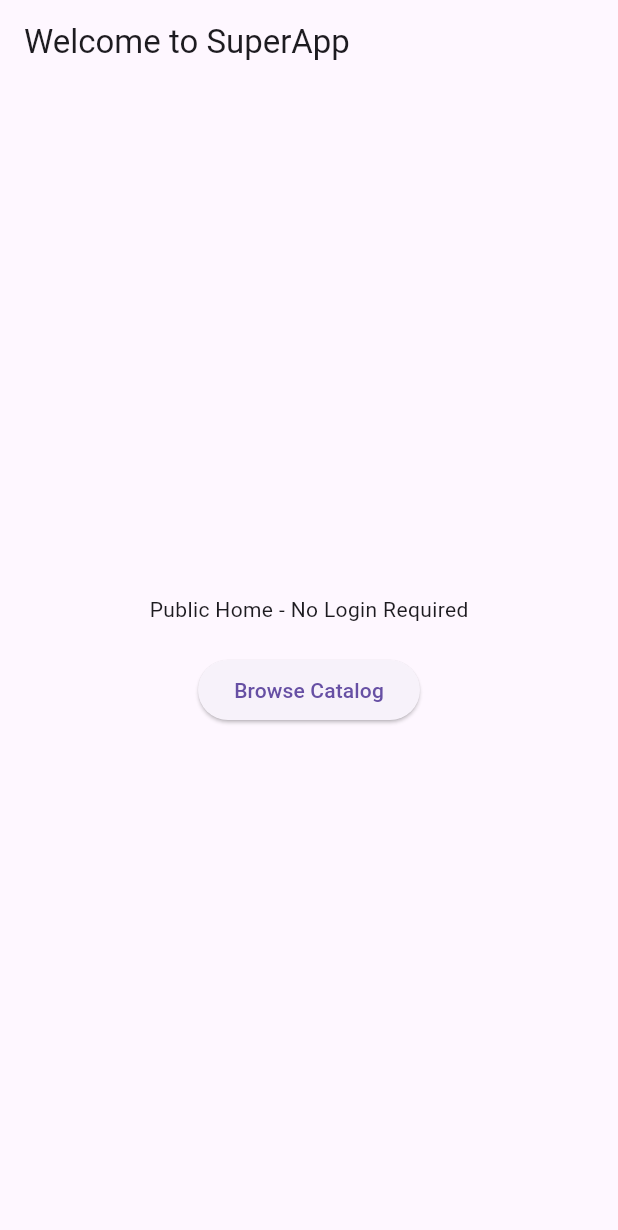
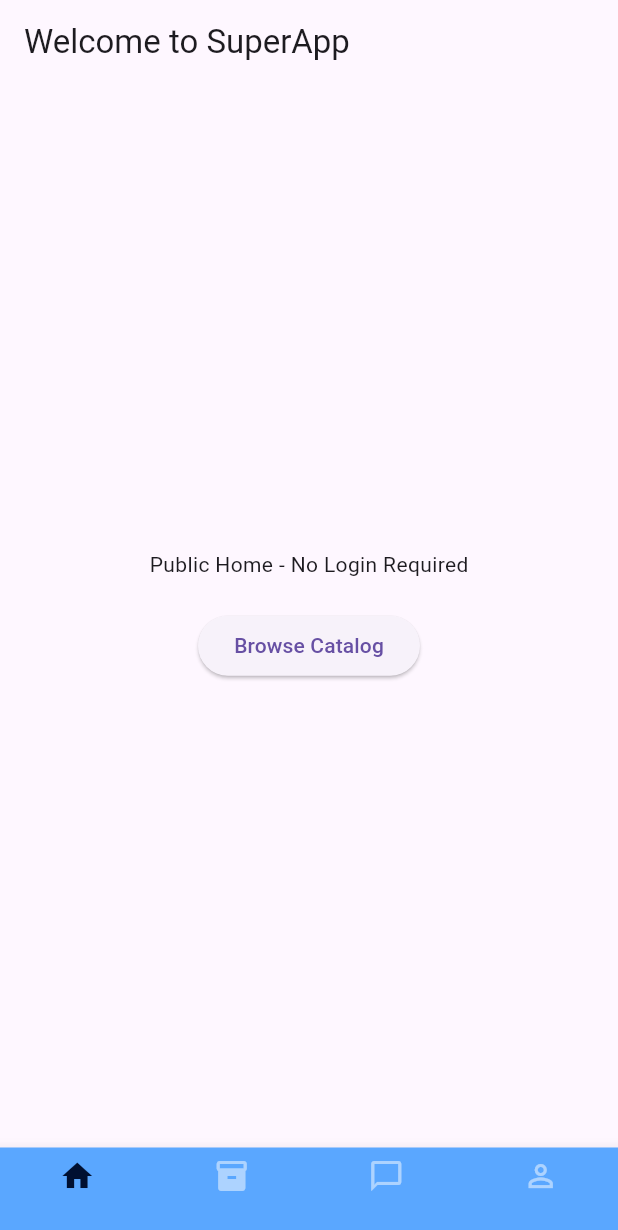
Before and after one commit to suzukifinanceindoensia/sufi-one, a Flutter app: the screen it shows after launch, after a tap on "Browse Catalog", on a phone screen of 412 x 824 dp. Shown: the top 1230 px of the screen. Run offline on Flutter 3.47's test engine with Material 3 defaults, Android fonts, the phone set to English and light mode, and no system bars; our stand-ins replace geolocator, get; missing offline and left inert: installed_apps, onesignal_flutter.

Commit message:
feat: color-constan, navbar

```diff
--- a/lib/app/modules/public/views/home_view.dart
+++ b/lib/app/modules/public/views/home_view.dart
@@ -1,27 +1,79 @@
 import 'package:flutter/material.dart';
 import 'package:get/get.dart';
 
-class PublicHomePage extends StatelessWidget {
+class NavBarColor {
+  static const Color background = Color.fromRGBO(245, 245, 245, 1);
+  static const Color icon = Color.fromRGBO(0, 38, 113, 1); // alpha 1.0 = 100%
+}
+
+class PublicHomePage extends StatefulWidget {
   const PublicHomePage({super.key});
+
+  @override
+  State<PublicHomePage> createState() => _PublicHomePageState();
+}
+
+class _PublicHomePageState extends State<PublicHomePage> {
+  int _currentIndex = 0;
+
+  final List<Widget> _pages = [
+    const HomeContent(),
+    const Center(child: Text('Produk')),
+    const Center(child: Text('Chat')),
+    const Center(child: Text('Akun')),
+  ];
 
   @override
   Widget build(BuildContext context) {
     return Scaffold(
-      appBar: AppBar(title: Text('Welcome to SuperApp')),
-      body: Center(
+      appBar: AppBar(title: const Text('Welcome to SuperApp')),
+      body: _pages[_currentIndex],
+      bottomNavigationBar: BottomNavigationBar(
+        currentIndex: _currentIndex,
+        backgroundColor: const Color.fromARGB(255, 90, 167, 255),
+        selectedItemColor: const Color.fromARGB(255, 0, 16, 49),
+        unselectedItemColor: const Color.fromARGB(
+          255,
+          255,
+          255,
+          255,
+        ).withOpacity(0.5),
+        type: BottomNavigationBarType.fixed,
+        onTap: (index) {
+          setState(() => _currentIndex = index);
+        },
+        items: const [
+          BottomNavigationBarItem(icon: Icon(Icons.home), label: ''),
+          BottomNavigationBarItem(icon: Icon(Icons.inventory_2), label: ''),
+          BottomNavigationBarItem(
+            icon: Icon(Icons.chat_bubble_outline),
+            label: '',
+          ),
+          BottomNavigationBarItem(icon: Icon(Icons.person_outline), label: ''),
+        ],
+      ),
+    );
+  }
+}
+
+class HomeContent extends StatelessWidget {
+  const HomeContent({super.key});
+
+  @override
+  Widget build(BuildContext context) {
+    return Center(
       child: Column(
         mainAxisAlignment: MainAxisAlignment.center,
         children: [
-            Text('Public Home - No Login Required'),
-            SizedBox(height: 20),
+          const Text('Public Home - No Login Required'),
+          const SizedBox(height: 20),
           ElevatedButton(
             onPressed: () {
               Get.toNamed('/public/catalog');
             },
-              child: Text('Browse Catalog'),
+            child: const Text('Browse Catalog'),
           ),
         ],
-        ),
       ),
     );
   }
--- a/lib/app/modules/public/views/splash_view.dart
+++ b/lib/app/modules/public/views/splash_view.dart
@@ -14,7 +14,6 @@ class _SplashPageState extends State<SplashPage> {
   @override
   void initState() {
     super.initState();
-    // Simulate loading delay
     Timer(Duration(seconds: 2), () {
       Get.offNamed(AppRoutes.publicHome);
     });
@@ -23,8 +22,18 @@ class _SplashPageState extends State<SplashPage> {
   @override
   Widget build(BuildContext context) {
     return Scaffold(
-      backgroundColor: Colors.deepPurpleAccent,
-      body: Center(
+      body: Container(
+        decoration: BoxDecoration(
+          gradient: LinearGradient(
+            colors: [
+              const Color.fromARGB(255, 25, 10, 240),
+              const Color.fromARGB(255, 112, 190, 236),
+            ],
+            begin: Alignment.topLeft,
+            end: Alignment.bottomRight,
+          ),
+        ),
+        child: Center(
           child: Column(
             mainAxisAlignment: MainAxisAlignment.center,
             children: [
@@ -44,6 +53,7 @@ class _SplashPageState extends State<SplashPage> {
             ],
           ),
         ),
+      ),
     );
   }
 }
--- /dev/null
+++ b/lib/app/theme/color_constant.dart
@@ -0,0 +1,26 @@
+import 'package:flutter/material.dart';
+
+class PrimaryColor {
+  static const Color snack = Color(0xFF4C7EFF);
+  static const Color splashStart = Color.fromRGBO(81, 120, 197, 1);
+  static const Color splashEnd = Color.fromRGBO(50, 132, 255, 1);
+}
+
+class NavBarColor {
+  static const Color background = Color.fromRGBO(245, 245, 245, 1);
+  static const Color icon = Color.fromRGBO(0, 38, 113, 80);
+}
+
+class IconColor {
+  static const Color defaultColor = Color.fromRGBO(44, 44, 44, 1);
+}
+
+class BackgroundColor {
+  static const Color bg1 = Color(0xFFFFFFFF);
+  static const Color bg2 = Color.fromRGBO(211, 230, 255, 1);
+  static const Color bg3 = Color.fromRGBO(43, 70, 125, 1);
+}
+
+class ButtonColor {
+  static const Color buttoncolor = Color.fromRGBO(43, 70, 125, 1);
+}
--- a/lib/main.dart
+++ b/lib/main.dart
@@ -4,7 +4,6 @@ import 'app/routes/app_routes.dart';
 import 'package:onesignal_flutter/onesignal_flutter.dart';
 
 void main() {
-
   runApp(MyApp());
   OneSignal.Debug.setLogLevel(OSLogLevel.verbose);
   OneSignal.initialize("INI KODE DARI ONESIGNAL");
```
Also changed, not shown: flutter_01.png (added), 1 other file. Lines whose indentation alone changed are shown as unchanged.
